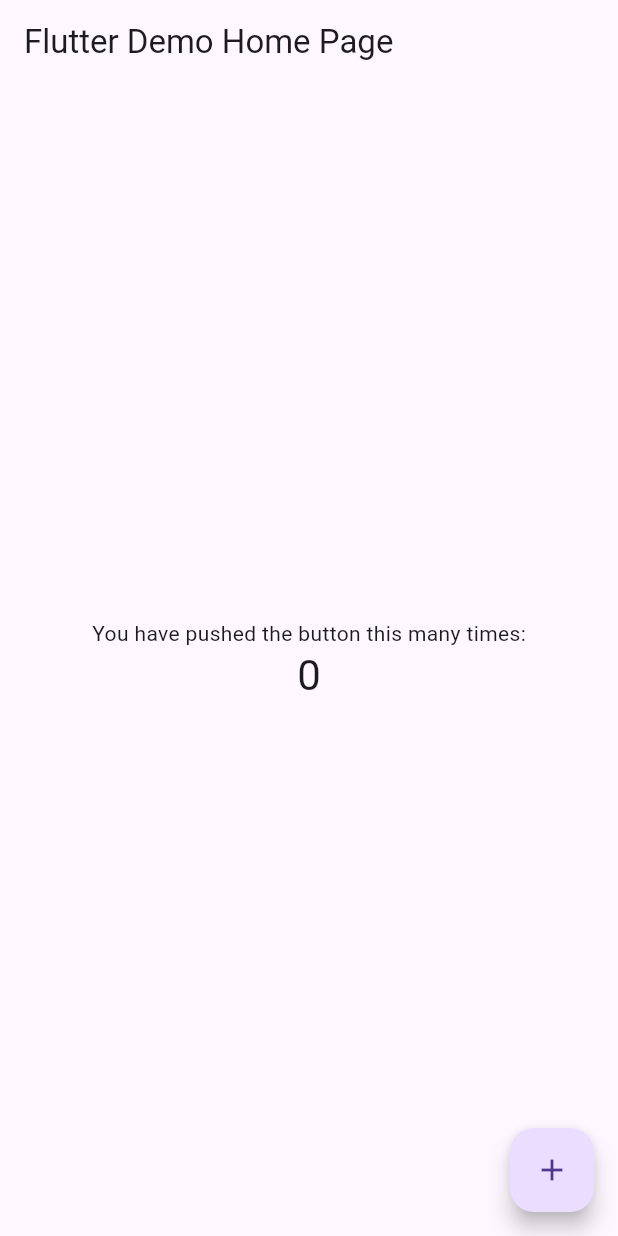
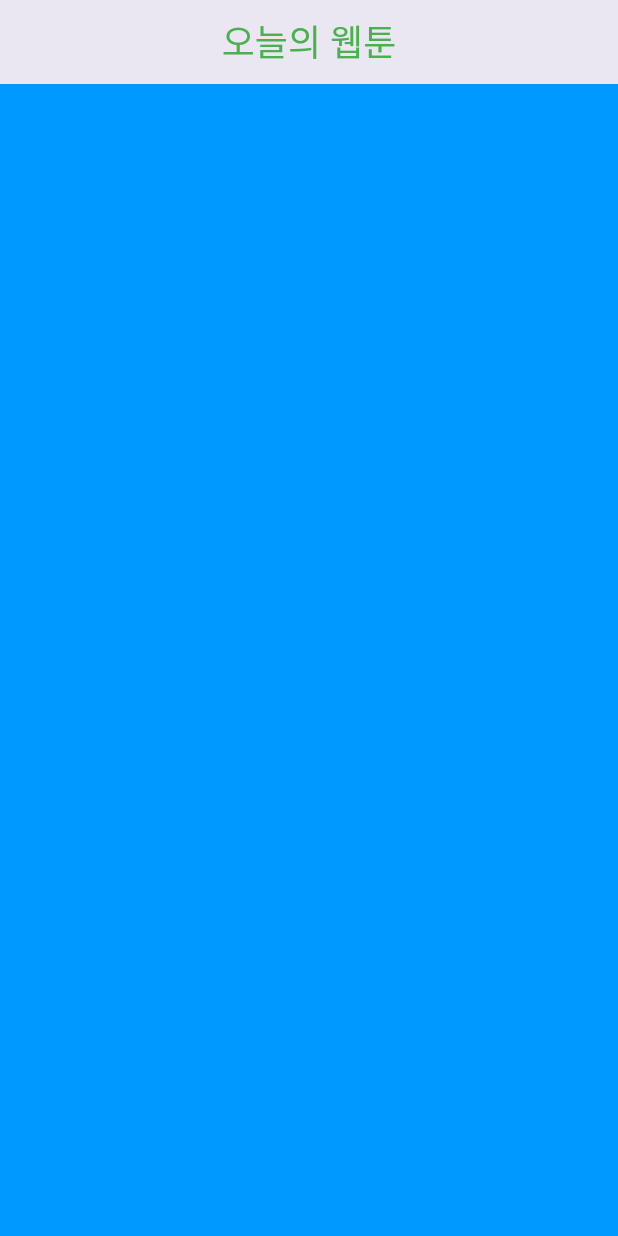
Before and after one commit to MicKoreaYoutube/flutter-webtoon, a Flutter app: the screen it shows after launch, on a phone screen of 412 x 824 dp. Run offline on Flutter 3.47's test engine with Material 3 defaults, Android fonts, the phone set to English and light mode, and no system bars; network calls fail.

Commit message:
일단 커밋

```diff
--- a/lib/main.dart
+++ b/lib/main.dart
@@ -1,115 +1,20 @@
 import 'package:flutter/material.dart';
+import 'package:flutter_app/services/api_services.dart';
+import 'screens/home_screens.dart';
 
 void main() {
+  ApiService().getTodayToons();
   runApp(const MyApp());
 }
 
 class MyApp extends StatelessWidget {
   const MyApp({super.key});
 
-  // This widget is the root of your application.
   @override
   Widget build(BuildContext context) {
-    return MaterialApp(
-      title: 'Flutter Demo',
-      theme: ThemeData(
-        // This is the theme of your application.
-        //
-        // Try running your application with "flutter run". You'll see the
-        // application has a blue toolbar. Then, without quitting the app, try
-        // changing the primarySwatch below to Colors.green and then invoke
-        // "hot reload" (press "r" in the console where you ran "flutter run",
-        // or simply save your changes to "hot reload" in a Flutter IDE).
-        // Notice that the counter didn't reset back to zero; the application
-        // is not restarted.
-        primarySwatch: Colors.blue,
-      ),
-      home: const MyHomePage(title: 'Flutter Demo Home Page'),
+    return const MaterialApp(
+      title: "WEBTOON",
+      home: HomeScreen(),
     );
   }
 }
-
-class MyHomePage extends StatefulWidget {
-  const MyHomePage({super.key, required this.title});
-
-  // This widget is the home page of your application. It is stateful, meaning
-  // that it has a State object (defined below) that contains fields that affect
-  // how it looks.
-
-  // This class is the configuration for the state. It holds the values (in this
-  // case the title) provided by the parent (in this case the App widget) and
-  // used by the build method of the State. Fields in a Widget subclass are
-  // always marked "final".
-
-  final String title;
-
-  @override
-  State<MyHomePage> createState() => _MyHomePageState();
-}
-
-class _MyHomePageState extends State<MyHomePage> {
-  int _counter = 0;
-
-  void _incrementCounter() {
-    setState(() {
-      // This call to setState tells the Flutter framework that something has
-      // changed in this State, which causes it to rerun the build method below
-      // so that the display can reflect the updated values. If we changed
-      // _counter without calling setState(), then the build method would not be
-      // called again, and so nothing would appear to happen.
-      _counter++;
-    });
-  }
-
-  @override
-  Widget build(BuildContext context) {
-    // This method is rerun every time setState is called, for instance as done
-    // by the _incrementCounter method above.
-    //
-    // The Flutter framework has been optimized to make rerunning build methods
-    // fast, so that you can just rebuild anything that needs updating rather
-    // than having to individually change instances of widgets.
-    return Scaffold(
-      appBar: AppBar(
-        // Here we take the value from the MyHomePage object that was created by
-        // the App.build method, and use it to set our appbar title.
-        title: Text(widget.title),
-      ),
-      body: Center(
-        // Center is a layout widget. It takes a single child and positions it
-        // in the middle of the parent.
-        child: Column(
-          // Column is also a layout widget. It takes a list of children and
-          // arranges them vertically. By default, it sizes itself to fit its
-          // children horizontally, and tries to be as tall as its parent.
-          //
-          // Invoke "debug painting" (press "p" in the console, choose the
-          // "Toggle Debug Paint" action from the Flutter Inspector in Android
-          // Studio, or the "Toggle Debug Paint" command in Visual Studio Code)
-          // to see the wireframe for each widget.
-          //
-          // Column has various properties to control how it sizes itself and
-          // how it positions its children. Here we use mainAxisAlignment to
-          // center the children vertically; the main axis here is the vertical
-          // axis because Columns are vertical (the cross axis would be
-          // horizontal).
-          mainAxisAlignment: MainAxisAlignment.center,
-          children: <Widget>[
-            const Text(
-              'You have pushed the button this many times:',
-            ),
-            Text(
-              '$_counter',
-              style: Theme.of(context).textTheme.headlineMedium,
-            ),
-          ],
-        ),
-      ),
-      floatingActionButton: FloatingActionButton(
-        onPressed: _incrementCounter,
-        tooltip: 'Increment',
-        child: const Icon(Icons.add),
-      ), // This trailing comma makes auto-formatting nicer for build methods.
-    );
-  }
-}
--- /dev/null
+++ b/lib/screens/home_screens.dart
@@ -0,0 +1,25 @@
+import 'package:flutter/material.dart';
+
+class HomeScreen extends StatelessWidget {
+  const HomeScreen({Key? key}) : super(key: key);
+
+  @override
+  Widget build(BuildContext context) {
+    return Scaffold(
+      backgroundColor: const Color(0xFF0099FF),
+      appBar: AppBar(
+        centerTitle: true,
+        elevation: 40,
+        backgroundColor: Colors.white,
+        foregroundColor: Colors.green,
+        title: const Text(
+          "오늘의 웹툰",
+          style: TextStyle(
+            fontSize: 24,
+            fontWeight: FontWeight.w400,
+          ),
+        ),
+      ),
+    );
+  }
+}
--- a/pubspec.yaml
+++ b/pubspec.yaml
@@ -30,6 +30,7 @@ environment:
 dependencies:
   flutter:
     sdk: flutter
+  http: ^1.2.2
 
 
   # The following adds the Cupertino Icons font to your application.
--- a/samples/cs310-basic-demo/lib/main.dart
+++ /dev/null
@@ -1,32 +0,0 @@
-import 'package:flutter/material.dart';
-import 'package:cs310_flutter_demo/app.dart';
-import 'package:cs310_flutter_demo/state.dart';
-import 'package:provider/provider.dart';
-
-void main() {
-  runApp(const MyApp());
-}
-
-class MyApp extends StatelessWidget {
-  const MyApp({super.key});
-
-  @override
-  Widget build(BuildContext context) {
-    return MaterialApp(
-      title: 'Flutter Demo',
-      home: Scaffold(
-        // This is the big blue bar at the top.
-        appBar: AppBar(
-          title: const Text('Magical Image Retriever'),
-        ),
-
-        // This is the app body, including the state provider.
-        // See app.dart to start writing code for the body.
-        body: ChangeNotifierProvider(
-          create: (context) => MyState(),
-          child: const AppBody(),
-        ),
-      ),
-    );
-  }
-}
--- a/samples/flutter-starter/lib/main.dart
+++ /dev/null
@@ -1,115 +0,0 @@
-import 'package:flutter/material.dart';
-
-void main() {
-  runApp(const MyApp());
-}
-
-class MyApp extends StatelessWidget {
-  const MyApp({super.key});
-
-  // This widget is the root of your application.
-  @override
-  Widget build(BuildContext context) {
-    return MaterialApp(
-      title: 'Flutter Demo',
-      theme: ThemeData(
-        // This is the theme of your application.
-        //
-        // Try running your application with "flutter run". You'll see the
-        // application has a blue toolbar. Then, without quitting the app, try
-        // changing the primarySwatch below to Colors.green and then invoke
-        // "hot reload" (press "r" in the console where you ran "flutter run",
-        // or simply save your changes to "hot reload" in a Flutter IDE).
-        // Notice that the counter didn't reset back to zero; the application
-        // is not restarted.
-        primarySwatch: Colors.blue,
-      ),
-      home: const MyHomePage(title: 'Flutter Demo Home Page'),
-    );
-  }
-}
-
-class MyHomePage extends StatefulWidget {
-  const MyHomePage({super.key, required this.title});
-
-  // This widget is the home page of your application. It is stateful, meaning
-  // that it has a State object (defined below) that contains fields that affect
-  // how it looks.
-
-  // This class is the configuration for the state. It holds the values (in this
-  // case the title) provided by the parent (in this case the App widget) and
-  // used by the build method of the State. Fields in a Widget subclass are
-  // always marked "final".
-
-  final String title;
-
-  @override
-  State<MyHomePage> createState() => _MyHomePageState();
-}
-
-class _MyHomePageState extends State<MyHomePage> {
-  int _counter = 0;
-
-  void _incrementCounter() {
-    setState(() {
-      // This call to setState tells the Flutter framework that something has
-      // changed in this State, which causes it to rerun the build method below
-      // so that the display can reflect the updated values. If we changed
-      // _counter without calling setState(), then the build method would not be
-      // called again, and so nothing would appear to happen.
-      _counter++;
-    });
-  }
-
-  @override
-  Widget build(BuildContext context) {
-    // This method is rerun every time setState is called, for instance as done
-    // by the _incrementCounter method above.
-    //
-    // The Flutter framework has been optimized to make rerunning build methods
-    // fast, so that you can just rebuild anything that needs updating rather
-    // than having to individually change instances of widgets.
-    return Scaffold(
-      appBar: AppBar(
-        // Here we take the value from the MyHomePage object that was created by
-        // the App.build method, and use it to set our appbar title.
-        title: Text(widget.title),
-      ),
-      body: Center(
-        // Center is a layout widget. It takes a single child and positions it
-        // in the middle of the parent.
-        child: Column(
-          // Column is also a layout widget. It takes a list of children and
-          // arranges them vertically. By default, it sizes itself to fit its
-          // children horizontally, and tries to be as tall as its parent.
-          //
-          // Invoke "debug painting" (press "p" in the console, choose the
-          // "Toggle Debug Paint" action from the Flutter Inspector in Android
-          // Studio, or the "Toggle Debug Paint" command in Visual Studio Code)
-          // to see the wireframe for each widget.
-          //
-          // Column has various properties to control how it sizes itself and
-          // how it positions its children. Here we use mainAxisAlignment to
-          // center the children vertically; the main axis here is the vertical
-          // axis because Columns are vertical (the cross axis would be
-          // horizontal).
-          mainAxisAlignment: MainAxisAlignment.center,
-          children: <Widget>[
-            const Text(
-              'You have pushed the button this many times:',
-            ),
-            Text(
-              '$_counter',
-              style: Theme.of(context).textTheme.headlineMedium,
-            ),
-          ],
-        ),
-      ),
-      floatingActionButton: FloatingActionButton(
-        onPressed: _incrementCounter,
-        tooltip: 'Increment',
-        child: const Icon(Icons.add),
-      ), // This trailing comma makes auto-formatting nicer for build methods.
-    );
-  }
-}
```
Also changed, not shown: lib/models/webtoon_model.dart (added, +9 -0 lines), lib/services/api_services.dart (added, +19 -0 lines), samples/cs310-basic-demo/lib/app.dart (deleted, +0 -36 lines), samples/cs310-basic-demo/lib/state.dart (deleted, +0 -24 lines), samples/cs310-basic-demo/pubspec.yaml (deleted, +0 -92 lines), samples/flutter-starter/pubspec.yaml (deleted, +0 -90 lines), pubspec.lock, 2 other files.
